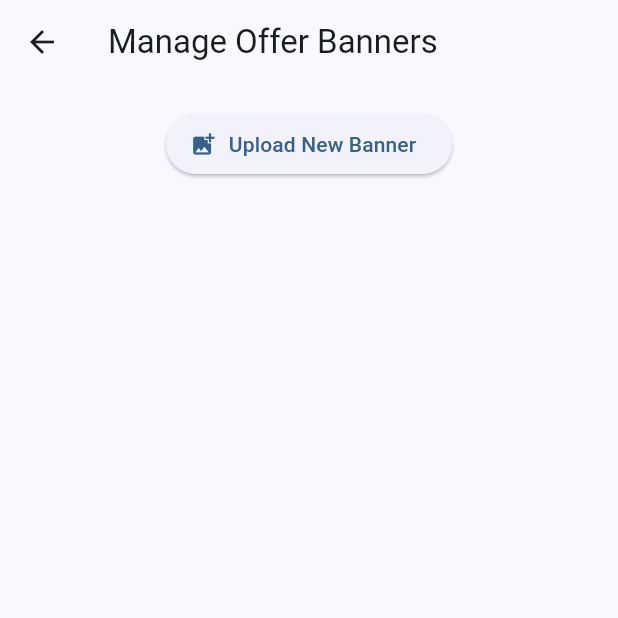
After one commit to Gowri0016/PoeageHubSellerPanel, a Flutter app: the OfferBannerScreen screen opened by its route, after a tap on "Upload New Banner", on a phone screen of 412 x 824 dp, the top half of it. The commit adds this screen. Run offline on Flutter 3.47's test engine with Material 3 defaults, Android fonts, the phone set to English and light mode, and no system bars; our stand-ins replace cloud_firestore, firebase_auth, firebase_core, firebase_storage, image_picker; accounts and stored records are empty.

```diff
--- a/lib/main.dart
+++ b/lib/main.dart
@@ -18,6 +18,8 @@ import 'screens/support_screen.dart';
 import 'screens/settings_screen.dart';
 import 'models/product.dart';
 import 'screens/rejected_screen.dart';
+import 'screens/offer_banner_screen.dart';
+import 'screens/offer_scroller_screen.dart';
 
 void main() async {
   WidgetsFlutterBinding.ensureInitialized();
@@ -64,6 +66,9 @@ class MyApp extends StatelessWidget {
               const ReportsAnalyticsScreen(),
           SupportScreen.routeName: (context) => const SupportScreen(),
           SettingsScreen.routeName: (context) => const SettingsScreen(),
+          OfferBannerScreen.routeName: (context) => const OfferBannerScreen(),
+          OfferScrollerScreen.routeName: (context) =>
+              const OfferScrollerScreen(),
         },
       ),
     );
--- a/lib/screens/home_screen.dart
+++ b/lib/screens/home_screen.dart
@@ -10,6 +10,8 @@ import 'payments_payouts_screen.dart';
 import 'reports_analytics_screen.dart';
 import 'support_screen.dart';
 import 'settings_screen.dart';
+import 'offer_banner_screen.dart';
+import 'offer_scroller_screen.dart';
 
 class HomeScreen extends StatelessWidget {
   static const routeName = '/home';
@@ -73,6 +75,18 @@ class HomeScreen extends StatelessWidget {
         'Settings',
         'App settings',
         SettingsScreen.routeName,
+      ),
+      _ManagementItem(
+        Icons.image,
+        'Offer Banners',
+        'Manage offer banners',
+        OfferBannerScreen.routeName,
+      ),
+      _ManagementItem(
+        Icons.announcement,
+        'Offer Scroller',
+        'Manage offer text',
+        OfferScrollerScreen.routeName,
       ),
     ];
 
--- /dev/null
+++ b/lib/screens/offer_banner_screen.dart
@@ -0,0 +1,165 @@
+import 'package:flutter/material.dart';
+import 'package:firebase_storage/firebase_storage.dart';
+import 'package:cloud_firestore/cloud_firestore.dart';
+import 'package:image_picker/image_picker.dart';
+import 'dart:io';
+
+class OfferBannerScreen extends StatefulWidget {
+  static const routeName = '/offer-banners';
+  const OfferBannerScreen({super.key});
+
+  @override
+  State<OfferBannerScreen> createState() => _OfferBannerScreenState();
+}
+
+class _OfferBannerScreenState extends State<OfferBannerScreen> {
+  final FirebaseStorage _storage = FirebaseStorage.instance;
+  final FirebaseFirestore _firestore = FirebaseFirestore.instance;
+  final ImagePicker _picker = ImagePicker();
+  List<String> bannerUrls = [];
+
+  @override
+  void initState() {
+    super.initState();
+    loadBanners();
+  }
+
+  Future<void> loadBanners() async {
+    try {
+      final QuerySnapshot snapshot = await _firestore
+          .collection('offer_banners')
+          .get();
+      setState(() {
+        bannerUrls = snapshot.docs
+            .map((doc) => doc['imageUrl'] as String)
+            .toList();
+      });
+    } catch (e) {
+      if (mounted) {
+        ScaffoldMessenger.of(
+          context,
+        ).showSnackBar(SnackBar(content: Text('Error loading banners: $e')));
+      }
+    }
+  }
+
+  Future<void> uploadBanner() async {
+    try {
+      final XFile? image = await _picker.pickImage(source: ImageSource.gallery);
+      if (image == null) return;
+
+      final File imageFile = File(image.path);
+      final String fileName = DateTime.now().millisecondsSinceEpoch.toString();
+      final Reference ref = _storage.ref().child('offer_banners/$fileName.jpg');
+
+      await ref.putFile(imageFile);
+      final String downloadUrl = await ref.getDownloadURL();
+
+      await _firestore.collection('offer_banners').add({
+        'imageUrl': downloadUrl,
+        'createdAt': FieldValue.serverTimestamp(),
+      });
+
+      await loadBanners();
+      if (mounted) {
+        ScaffoldMessenger.of(context).showSnackBar(
+          const SnackBar(content: Text('Banner uploaded successfully!')),
+        );
+      }
+    } catch (e) {
+      if (mounted) {
+        ScaffoldMessenger.of(
+          context,
+        ).showSnackBar(SnackBar(content: Text('Error uploading banner: $e')));
+      }
+    }
+  }
+
+  Future<void> deleteBanner(String imageUrl) async {
+    try {
+      // Delete from Firestore
+      final QuerySnapshot snapshot = await _firestore
+          .collection('offer_banners')
+          .where('imageUrl', isEqualTo: imageUrl)
+          .get();
+
+      for (var doc in snapshot.docs) {
+        await doc.reference.delete();
+      }
+
+      // Delete from Storage
+      final ref = FirebaseStorage.instance.refFromURL(imageUrl);
+      await ref.delete();
+
+      await loadBanners();
+      if (mounted) {
+        ScaffoldMessenger.of(context).showSnackBar(
+          const SnackBar(content: Text('Banner deleted successfully!')),
+        );
+      }
+    } catch (e) {
+      if (mounted) {
+        ScaffoldMessenger.of(
+          context,
+        ).showSnackBar(SnackBar(content: Text('Error deleting banner: $e')));
+      }
+    }
+  }
+
+  @override
+  Widget build(BuildContext context) {
+    return Scaffold(
+      appBar: AppBar(title: const Text('Manage Offer Banners')),
+      body: Column(
+        children: [
+          Padding(
+            padding: const EdgeInsets.all(16.0),
+            child: ElevatedButton.icon(
+              onPressed: uploadBanner,
+              icon: const Icon(Icons.add_photo_alternate),
+              label: const Text('Upload New Banner'),
+            ),
+          ),
+          Expanded(
+            child: GridView.builder(
+              padding: const EdgeInsets.all(16.0),
+              gridDelegate: const SliverGridDelegateWithFixedCrossAxisCount(
+                crossAxisCount: 2,
+                crossAxisSpacing: 16.0,
+                mainAxisSpacing: 16.0,
+              ),
+              itemCount: bannerUrls.length,
+              itemBuilder: (context, index) {
+                return Stack(
+                  children: [
+                    Container(
+                      decoration: BoxDecoration(
+                        border: Border.all(color: Colors.grey),
+                        borderRadius: BorderRadius.circular(8.0),
+                      ),
+                      child: ClipRRect(
+                        borderRadius: BorderRadius.circular(8.0),
+                        child: Image.network(
+                          bannerUrls[index],
+                          fit: BoxFit.cover,
+                        ),
+                      ),
+                    ),
+                    Positioned(
+                      top: 8,
+                      right: 8,
+                      child: IconButton(
+                        icon: const Icon(Icons.delete, color: Colors.red),
+                        onPressed: () => deleteBanner(bannerUrls[index]),
+                      ),
+                    ),
+                  ],
+                );
+              },
+            ),
+          ),
+        ],
+      ),
+    );
+  }
+}
```
Also changed, not shown: lib/screens/offer_scroller_screen.dart (added, +170 -0 lines).
